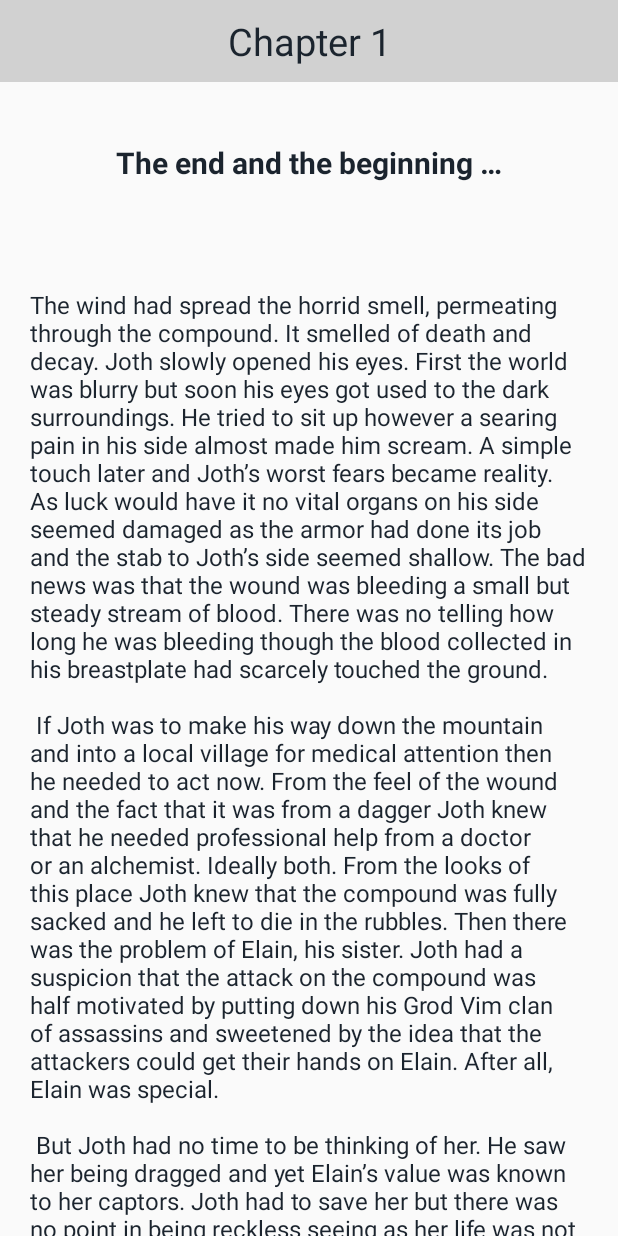
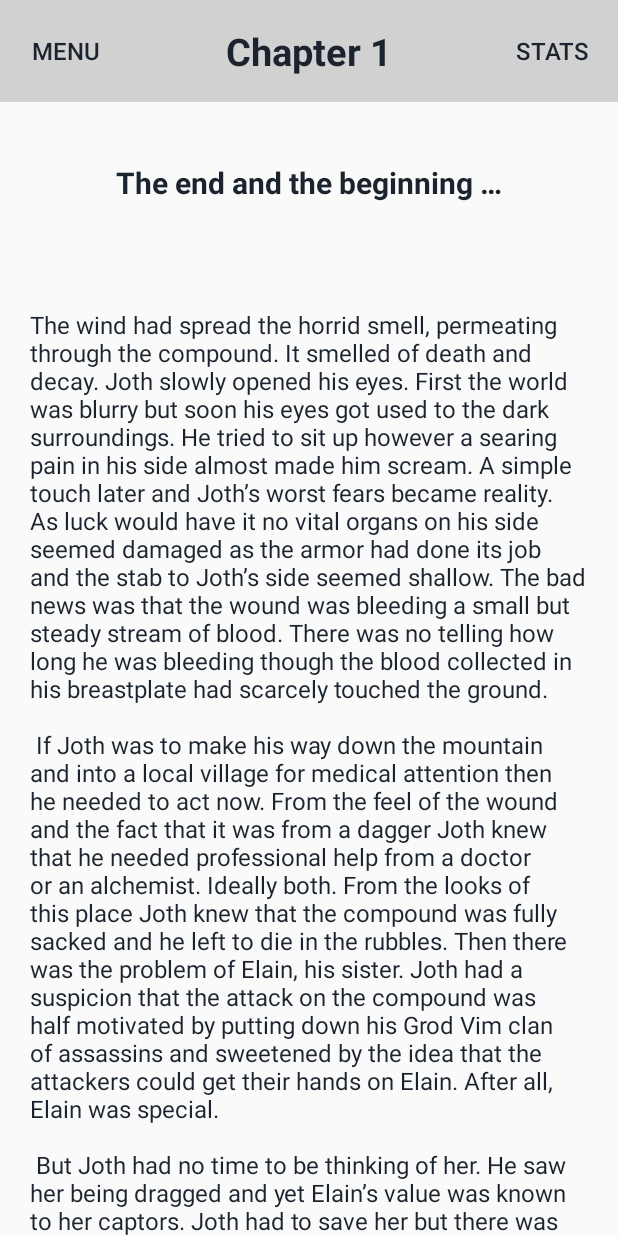
Before and after one commit to hamidsani/DagBow, an Android app: the screen it shows after launch (MainActivity), after a tap on "NEW JOURNEY!", on a phone screen of 412 x 824 dp. Run offline under Robolectric (Android 15) with nearby library versions, the phone set to English and light mode, and no system bars; libraries missing offline, so code that uses them is left out: com.google.firebase.crash; 1 statement that could not run was skipped.

Commit message:
1) Added microChoices, outcomes, and enums. 2) preliminary setup for menu and stats buttons

```diff
--- a/app/src/main/java/com/ah/dagbow/Common/Character.java
+++ b/app/src/main/java/com/ah/dagbow/Common/Character.java
@@ -6,5 +6,17 @@ package com.ah.dagbow.Common;
  */
 
 public class Character {
-    public int wound = 0;      // 1 = cauterized, 2 = stitch
+    public Enum.wound wound;
+
+    public Character() {
+        wound = Enum.wound.OPEN;
+    }
+
+    public void set(Enum.stats inputEnum, Object value) {
+        switch (inputEnum) {
+            case WOUND:
+                wound = (Enum.wound) value;
+                break;
+        }
+    }
 }
--- a/app/src/main/java/com/ah/dagbow/Common/Choice.java
+++ b/app/src/main/java/com/ah/dagbow/Common/Choice.java
@@ -1,39 +1,60 @@
 package com.ah.dagbow.Common;
 
-import com.ah.dagbow.Common.Character;
+import android.util.Log;
 
-//import com.scalified.tree.TreeNode;
-//import com.scalified.tree.multinode.ArrayMultiTreeNode;
 /**
  * Created by HaMiD on 7/23/2017.
  */
 
 public class Choice {
 
-    private String sID = "";
-    private String sName = "";
-    private String sContent = "";
-    private String sTitle = "";
-    private int iChildrenNum = 0;
-    private int iParentsNum = 0;
+    private String sID = "";            // unique identifier
+    private String sName = "";          // Name of the choice. this is displayed when option is given to the user
+    private String sPreText = "";       // static text before content, only used if there is a dynamic content
+    private String sContent = "";       // dynamic content that could contain micro choices
+    private String sPostText = "";      // static text after content, only used if there is a dynamic content
+    private String sTitle = "";         // if the choice has a title associated with it
+    private int iChildrenNum = 0;       // number of children of the choice
+    private int iParentsNum = 0;        // number of parents of the choice
+    private int iMicroChoiceNum = 0;    // number of microChoices in the text
+    private int iOutcomeNum = 0;        // number of outcomes if the choice is selected (normally outcomes apply to the character)
     private Choice[] children = new Choice[5];
     private Choice[] parents = new Choice[5];
+    private MicroChoice[] uChoices = new MicroChoice[5];
+    private Outcome[] outcomes = new Outcome[5];
 
-    public Choice(String ID, String name, String content, String title) {
+    public Choice(String ID, String name, String preText, String content, String postText, String title) {
         this.sID = ID;
         this.sName = name;
+        this.sPreText = preText;
         this.sContent = content;
+        this.sPostText = postText;
         this.sTitle = title;
     }
 
-    public Choice(String ID, String name, String content) {
-        this.sID = ID;
-        this.sName = name;
-        this.sContent = content;
+    public Choice(String ID, String name, String preText, String content, String postText) {
+        this(ID, name, preText, content, postText, "");
     }
 
+    public Choice(String ID, String name, String content, String title) {
+        this(ID, name, "", content, "", title);
+    }
+
+    public Choice(String ID, String name, String content) {
+        this(ID, name, "", content, "", "");
+    }
+
+
     public String getID(){ return this.sID;}
-    public String getContent(){ return this.sContent;}
+
+    public String getContent() {
+        update();
+        if (iMicroChoiceNum != 0) {
+            return this.sPreText + this.sContent + this.sPostText;
+        } else {
+            return this.sContent;
+        }
+    }
     public String getName(){ return this.sName;}
     public String getTitle(){ return this.sTitle;}
 
@@ -44,6 +65,14 @@ public class Choice {
 
     public void addParent(Choice parent){
         parents[this.iParentsNum++] = parent;
+    }
+
+    public void addMicroChoice(MicroChoice uChoice) {
+        uChoices[this.iMicroChoiceNum++] = uChoice;
+    }
+
+    public void addOutcome(Outcome outcome) {
+        outcomes[this.iOutcomeNum++] = outcome;
     }
 
     public Choice[] getChildren(){
@@ -59,4 +88,19 @@ public class Choice {
 
     public int getNumberOfChildren(){       return iChildrenNum;    }
     public int getNumberOfParents(){       return iParentsNum;    }
+
+    private void update() {
+        Log.d("stats", "Outcome: " + Integer.toString(iOutcomeNum));
+        // update all the outcomes resulted from this choice
+        for (int i = 0; i < iOutcomeNum; i++) {
+            outcomes[i].update();
+        }
+
+        Log.d("stats", "microChoice: " + Integer.toString(iMicroChoiceNum));
+        // update the context based on the character so far
+        if (iMicroChoiceNum != 0) this.sContent = "";
+        for (int i = 0; i < iMicroChoiceNum; i++) {
+            this.sContent += uChoices[i].getOutput();
+        }
+    }
 }
--- /dev/null
+++ b/app/src/main/java/com/ah/dagbow/Common/Enum.java
@@ -0,0 +1,18 @@
+package com.ah.dagbow.Common;
+
+/**
+ * Created by HaMiD on 5/17/2016.
+ */
+public interface Enum {
+    enum wound {
+        OPEN, STITCHED, CAUTERIZED
+    }
+
+    enum change {
+        EQUAL, ADD, SUB
+    }
+
+    enum stats {
+        WOUND, HEIGHT
+    }
+}
--- /dev/null
+++ b/app/src/main/java/com/ah/dagbow/Common/MicroChoice.java
@@ -0,0 +1,36 @@
+package com.ah.dagbow.Common;
+
+/**
+ * Created by HaMiD on 9/24/2017.
+ */
+
+public class MicroChoice {
+
+    private String sID = "";
+    private String sContent = "";
+    private Character hero;
+    private String sOutput = "";
+
+    private Enum.stats cStat;
+    private Object tConditional;
+
+    public MicroChoice(String ID, String content, Character hero, Enum.stats stat, Object conditional) {
+        this.sID = ID;
+        this.sContent = content;
+        this.hero = hero;
+        this.cStat = stat;
+        this.tConditional = conditional;
+    }
+
+    public String getOutput() {
+        switch (cStat) {
+            case WOUND:
+                if (hero.wound == tConditional) sOutput = sContent;
+                break;
+            default:
+                sOutput = "";
+                break;
+        }
+        return sOutput;
+    }
+}
--- /dev/null
+++ b/app/src/main/java/com/ah/dagbow/Common/Outcome.java
@@ -0,0 +1,35 @@
+package com.ah.dagbow.Common;
+
+import android.util.Log;
+
+/**
+ * Created by HaMiD on 9/24/2017.
+ */
+
+public class Outcome {
+
+    private Character cHero;
+    private Object oStat;
+    private Enum.change eChange;
+    private Object oValue;
+
+    public Outcome(Character hero, Enum.stats stat, Enum.change changeCase, Object value) {
+        this.oStat = stat;
+        this.eChange = changeCase;
+        this.oValue = value;
+        this.cHero = hero;
+    }
+
+    public void update() {
+        switch (eChange) {
+            case ADD:
+                break;
+            case EQUAL:
+                cHero.set(Enum.stats.WOUND, oValue);
+                Log.d("stats", "update");
+                break;
+            case SUB:
+                break;
+        }
+    }
+}
--- a/app/src/main/java/com/ah/dagbow/Fragments/StoryFragment.java
+++ b/app/src/main/java/com/ah/dagbow/Fragments/StoryFragment.java
@@ -24,6 +24,8 @@ public class StoryFragment extends Fragment {
     private final String TAG = StoryFragment.class.getSimpleName();
     public LinearLayout linearLayout;
     public TextView title;
+    public Button menuBtn;
+    public Button statsBtn;
     //public ProgressDialog progress;
 
     public StoryFragment() {
@@ -45,7 +47,25 @@ public class StoryFragment extends Fragment {
         Log.d(TAG, Integer.toString(mainAct.PlayerChoices.size()));
         linearLayout = v.findViewById(R.id.body);
         title = v.findViewById(R.id.title);
+        menuBtn = v.findViewById(R.id.menu);
+        menuBtn.setOnClickListener(new View.OnClickListener() {
+            @Override
+            public void onClick(View v) {
+                Log.d(TAG, "menu Button Pressed");
+                (getActivity()).onBackPressed();
+            }
+        });
+        statsBtn = v.findViewById(R.id.stats);
+        statsBtn.setOnClickListener(new View.OnClickListener() {
+            @Override
+            public void onClick(View v) {
+                Log.d(TAG, "Showing stats");
+                Log.d(TAG, ((MainActivity) getActivity()).hero.wound.toString());
+            }
+        });
         draw(mainAct.PlayerChoices.get(mainAct.PlayerChoices.size() - 1));
+
+
         return v;
     }
 
--- a/app/src/main/java/com/ah/dagbow/MainActivity.java
+++ b/app/src/main/java/com/ah/dagbow/MainActivity.java
@@ -10,7 +10,11 @@ import android.support.v7.app.AppCompatActivity;
 import android.util.Log;
 import android.view.View;
 
+import com.ah.dagbow.Common.Character;
 import com.ah.dagbow.Common.Choice;
+import com.ah.dagbow.Common.Enum;
+import com.ah.dagbow.Common.MicroChoice;
+import com.ah.dagbow.Common.Outcome;
 import com.ah.dagbow.Fragments.MainFragment;
 import com.ah.dagbow.Fragments.StoryFragment;
 
@@ -24,9 +28,11 @@ import java.util.List;
 public class MainActivity extends AppCompatActivity {
     private final static String TAG = MainActivity.class.getSimpleName();
 
-    public int option = 0;
     public List<Choice> PlayerChoices = new ArrayList<>();
     public Choice c_001_1, c_002_1, c_003_1, c_004_1, c_004_2, c_005_1,c_005_2,c_006_1,c_006_2,c_007_1,c_007_2;
+    public MicroChoice mc_006_1_a, mc_006_1_b, mc_007_1_a, mc_007_1_b;
+    public Outcome o_004_1, o_004_2;
+    public Character hero = new Character();
     private boolean nightMode = true;
     private SharedPreferences sharedPref;
 
@@ -131,15 +137,21 @@ public class MainActivity extends AppCompatActivity {
         c_003_1 = new Choice("n003_1", res.getString(R.string.chapter_1_3), res.getString(R.string.chapter_1_3t));
 
         c_004_1 = new Choice("n004_1", res.getString(R.string.chapter_1_4a), res.getString(R.string.chapter_1_4at) + res.getString(R.string.chapter_1_4st));
+        o_004_1 = new Outcome(hero, Enum.stats.WOUND, Enum.change.EQUAL, Enum.wound.CAUTERIZED);
         c_004_2 = new Choice("n004_2", res.getString(R.string.chapter_1_4b), res.getString(R.string.chapter_1_4bt) + res.getString(R.string.chapter_1_4st));
+        o_004_2 = new Outcome(hero, Enum.stats.WOUND, Enum.change.EQUAL, Enum.wound.STITCHED);
 
         c_005_1 = new Choice("n005_1", res.getString(R.string.chapter_1_5a), res.getString(R.string.chapter_1_5at));
         c_005_2 = new Choice("n005_2", res.getString(R.string.chapter_1_5b), res.getString(R.string.chapter_1_5bt));
 
-        c_006_1 = new Choice("n006_1", res.getString(R.string.chapter_1_6a), res.getString(R.string.chapter_1_6at));
+        c_006_1 = new Choice("n006_1", res.getString(R.string.chapter_1_6a), res.getString(R.string.chapter_1_6a_preT), "", res.getString(R.string.chapter_1_6a_postT));
+        mc_006_1_a = new MicroChoice("mc_006_1_a", res.getString(R.string.chapter_1_6a_uCa), hero, Enum.stats.WOUND, Enum.wound.CAUTERIZED);
+        mc_006_1_b = new MicroChoice("mc_006_1_b", res.getString(R.string.chapter_1_6a_uCb), hero, Enum.stats.WOUND, Enum.wound.STITCHED);
         c_006_2 = new Choice("n006_2", res.getString(R.string.chapter_1_6b), res.getString(R.string.chapter_1_6bt));
 
-        c_007_1 = new Choice("n007_1", res.getString(R.string.chapter_1_7a), res.getString(R.string.chapter_1_7at));
+        c_007_1 = new Choice("n007_1", res.getString(R.string.chapter_1_7a), res.getString(R.string.chapter_1_7a_preT), "", res.getString(R.string.chapter_1_7a_postT));
+        mc_007_1_a = new MicroChoice("mc_007_1_a", res.getString(R.string.chapter_1_7a_uCa), hero, Enum.stats.WOUND, Enum.wound.CAUTERIZED);
+        mc_007_1_b = new MicroChoice("mc_007_1_b", res.getString(R.string.chapter_1_7a_uCb), hero, Enum.stats.WOUND, Enum.wound.STITCHED);
         c_007_2 = new Choice("n007_2", res.getString(R.string.chapter_1_7b), res.getString(R.string.chapter_1_7bt));
 
         // add the vertices
@@ -150,8 +162,10 @@ public class MainActivity extends AppCompatActivity {
         c_003_1.addChild(c_004_1);
         c_003_1.addChild(c_004_2);
 
+        c_004_1.addOutcome(o_004_1);
         c_004_1.addChild(c_005_1);
         c_004_1.addChild(c_005_2);
+        c_004_2.addOutcome(o_004_2);
         c_004_2.addChild(c_005_1);
         c_004_2.addChild(c_005_2);
 
@@ -159,6 +173,11 @@ public class MainActivity extends AppCompatActivity {
         c_005_1.addChild(c_006_2);
 
         c_006_1.addChild(c_007_1);
+        c_006_1.addMicroChoice(mc_006_1_a);
+        c_006_1.addMicroChoice(mc_006_1_b);
         c_006_1.addChild(c_007_2);
+
+        c_007_1.addMicroChoice(mc_007_1_a);
+        c_007_1.addMicroChoice(mc_007_1_b);
     }
 }
--- a/app/src/main/res/layout/story.xml
+++ b/app/src/main/res/layout/story.xml
@@ -5,17 +5,42 @@
     android:orientation="vertical"
     tools:context="com.ah.dagbow.MainActivity">
 
-
-    <TextView
-        android:id="@+id/title"
-        android:layout_width="fill_parent"
+    <RelativeLayout
+        android:layout_width="match_parent"
         android:layout_height="wrap_content"
         android:background="?attr/colorPrimaryDark"
-        android:gravity="center"
         android:paddingBottom="10dp"
-        android:paddingTop="10dp"
-        android:text="Chapter *"
-        android:textSize="25sp" />
+        android:paddingTop="10dp">
+
+        <Button
+            android:id="@+id/menu"
+            android:layout_width="wrap_content"
+            android:layout_height="wrap_content"
+            android:layout_alignParentStart="true"
+            android:background="@null"
+            android:text="Menu"
+            android:textSize="16sp" />
+
+        <TextView
+            android:id="@+id/title"
+            android:layout_width="fill_parent"
+            android:layout_height="wrap_content"
+            android:layout_centerInParent="true"
+            android:gravity="center"
+            android:text="Chapter *"
+            android:textSize="25sp"
+            android:textStyle="bold" />
+
+        <Button
+            android:id="@+id/stats"
+            android:layout_width="wrap_content"
+            android:layout_height="wrap_content"
+            android:layout_alignParentEnd="true"
+            android:background="@null"
+            android:text="Stats"
+            android:textSize="16sp" />
+    </RelativeLayout>
+
 
     <ScrollView xmlns:android="http://schemas.android.com/apk/res/android"
             android:layout_width="match_parent"
--- a/app/src/main/res/values/strings.xml
+++ b/app/src/main/res/values/strings.xml
@@ -166,7 +166,7 @@
 
 
     <string name="chapter_1_6a">Remain Silent</string>
-    <string name="chapter_1_6at">Joth remained silent and frozen in his place.
+    <string name="chapter_1_6a_preT">Joth remained silent and frozen in his place.
         Moments felt like hours as the two guards scanned the darkness for anything that might stand out.
         “Are you sure you saw something, boy? Or is this another one of your tricks?” Asked the guard from his friend. \n\n
 
@@ -191,7 +191,11 @@
         After a few moments Joth begins to move  but takes him time as he is now aware of his wound.
         He makes his way around the camp without a hitch and soon he is back on the path and distancing himself from the pair as fast as he can.\n\n
 
-        Joth gets to the outskirts of the village. His [cauterized/stitched] wound was acting up by now.
+        Joth gets to the outskirts of the village. His</string>
+
+    <string name="chapter_1_6a_uCa">&#160;cauterized&#160;</string>
+    <string name="chapter_1_6a_uCb">&#160;stitched&#160;</string>
+    <string name="chapter_1_6a_postT">wound was acting up by now.
         He could feel some fluid running down his body and yet the village and an alchemist were so close that Joth suppressed all feelings of pain and disgust just to get closer to the village.
         The village had a short wall protecting its surroundings.
         It was more to mark the edge of the village than a defensive structure and it could never protect the villagers from a determined army but against small raids and local bandits, this structure could serve a vital purpose.
@@ -231,7 +235,7 @@
     </string>
 
     <string name="chapter_1_7a">Rush the guard and press the advantage</string>
-    <string name="chapter_1_7at">Joth took off running towards the wall and climb over it before the middle-aged guard awoke from the commotion.
+    <string name="chapter_1_7a_preT">Joth took off running towards the wall and climb over it before the middle-aged guard awoke from the commotion.
         Before he could level his spear Joth rushed in close to where he could hear the fellow breathing.
         Joth sliced at the man’s neck before jabbing the blade into his neck.  The man bled and fell into Joth’s arms.
         He should hid the body away from the village but Joth was worried about his wound and there was no possible way he could get rid of the body in such a short time.
@@ -261,6 +265,32 @@
         “Her grandfather took her away during the invasion. My dad was worried for her.”  Joth fished his words worried about the state of his wound.\n\n
     </string>
 
+    <string name="chapter_1_7a_uCa">“You burned yourself you silly little fool!
+        Yes, the heat can seal the wound but it can open the body to deadly miasma and infection you idiot.
+        It’ll take three weeks to seal the wound properly and make sure you’re in a fighting condition.
+        Next time you decided to burn yourself think first and then act.
+        The good news is that whoever did that to you missed your kidneys judging by the trajectory of the wound and the fact that you are still standing.
+        You also managed to burn your kidneys so that is good.  Either way I have to work overtime to put you back together.”\n\n
+    </string>
+
+    <string name="chapter_1_7a_uCb">“You stitched yourself without cleaning the wound first?
+        It was good thinking to sew the wound but both the wound and the equipment needs to be heated and doused with potion to insure the deadly miasma does not cause an infection.
+        I guess you can’t be choosy in the field of battle but still one should try.
+        It’ll take three weeks to seal the wound properly and make sure you’re in a fighting condition.
+        The good news is that whoever did that to you missed your kidneys judging by the trajectory of the wound and the fact that you are still standing.
+        You did a fine job stitching yourself even though I can see signs of you flinching.
+        Still you seemed to have kept the stitches pretty neat.
+        Either way I have to work overtime to put you back together.”\n\n
+    </string>
+
+    <string name="chapter_1_7a_postT">“You can have one of the patient’s beds down in the basement. How are you paying for all this?”
+        Asked the old man before he saw a worried look in Joth’s eyes. “Don’t worry about the pay. It’s all on me.
+        You just get better and get that crazy tomboy half-sister of yours from her grandfather and we can call it all even.
+        Taking care of your sister is the closest I’ve come to having a son. She is a handful.
+        If you sit back her grandfather might let go of her once he realizes what he’s gotten himself into with that little dragon.”
+        Both Joth and the old man burst into laughter and Joth’s wound hurt with each laughter.\n\n
+    </string>
+
     <string name="chapter_1_7b">Wait and asses the surroundings before challenging the man to a fair fight </string>
     <string name="chapter_1_7bt">There wasn’t a soul to be seen around other than a local bird that nearly gave Joth the fright of his life.
         Joth observed the surroundings and decided it was time to strike. The guard eventually woke and he saw Joth rushing the walls.
@@ -274,30 +304,4 @@
         YOU DIED
     </string>
 
-    <string name="chapter_1_7sat">“You burned yourself you silly little fool!
-        Yes, the heat can seal the wound but it can open the body to deadly miasma and infection you idiot.
-        It’ll take three weeks to seal the wound properly and make sure you’re in a fighting condition.
-        Next time you decided to burn yourself think first and then act.
-        The good news is that whoever did that to you missed your kidneys judging by the trajectory of the wound and the fact that you are still standing.
-        You also managed to burn your kidneys so that is good.  Either way I have to work overtime to put you back together.”\n\n
-    </string>
-
-    <string name="chapter_1_7sbt">“You stitched yourself without cleaning the wound first?
-        It was good thinking to sew the wound but both the wound and the equipment needs to be heated and doused with potion to insure the deadly miasma does not cause an infection.
-        I guess you can’t be choosy in the field of battle but still one should try.
-        It’ll take three weeks to seal the wound properly and make sure you’re in a fighting condition.
-        The good news is that whoever did that to you missed your kidneys judging by the trajectory of the wound and the fact that you are still standing.
-        You did a fine job stitching yourself even though I can see signs of you flinching.
-        Still you seemed to have kept the stitches pretty neat.
-        Either way I have to work overtime to put you back together.”\n\n
-    </string>
-
-    <string name="chapter_1_7st">“You can have one of the patient’s beds down in the basement. How are you paying for all this?”
-        Asked the old man before he saw a worried look in Joth’s eyes. “Don’t worry about the pay. It’s all on me.
-        You just get better and get that crazy tomboy half-sister of yours from her grandfather and we can call it all even.
-        Taking care of your sister is the closest I’ve come to having a son. She is a handful.
-        If you sit back her grandfather might let go of her once he realizes what he’s gotten himself into with that little dragon.”
-        Both Joth and the old man burst into laughter and Joth’s wound hurt with each laughter.\n\n
-    </string>
-
 </resources>
```
